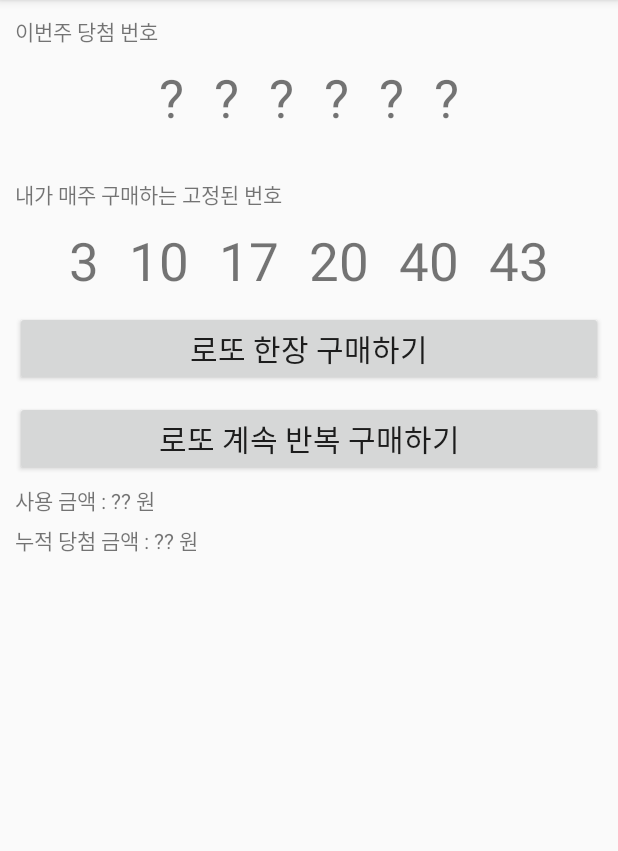
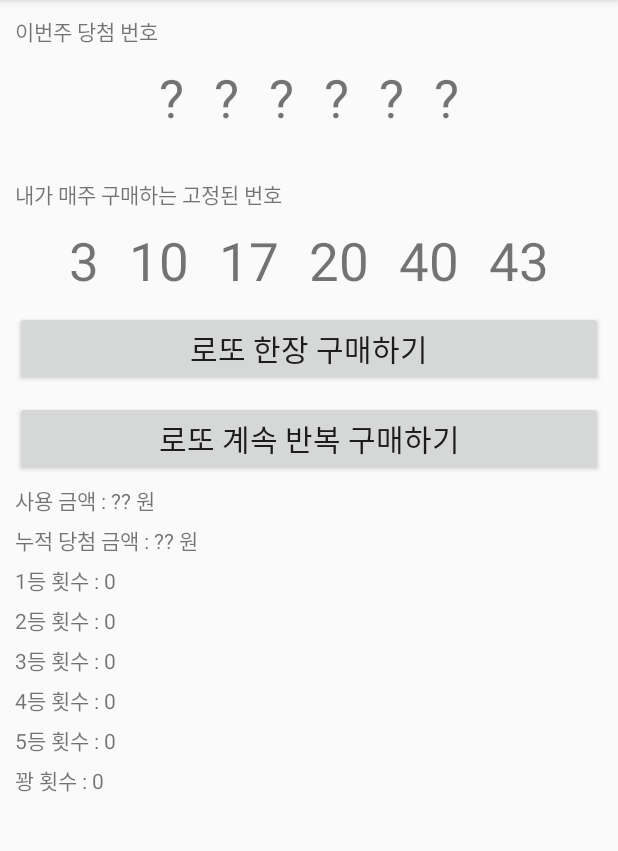
Before and after one commit to Bsoyoung/201911_KotlinFinalTest, an Android app: the LottoActivity screen opened directly, with no data from a screen before it, on a phone screen of 412 x 824 dp, the part 84-935 px from its top. Run offline under Robolectric (Android 15) with nearby library versions, the phone set to English and light mode, and no system bars.

Commit message:
5등 구매횟수 감소 , 각 등수별 당첨 횟수 증가

```diff
--- a/app/src/main/res/layout/lotto.xml
+++ b/app/src/main/res/layout/lotto.xml
@@ -173,5 +173,46 @@
         android:layout_marginTop="5dp"
         android:text="누적 당첨 금액 : ?? 원"/>
 
+    <TextView
+        android:id="@+id/firstRankCountTxt"
+        android:layout_width="wrap_content"
+        android:layout_height="wrap_content"
+        android:layout_marginTop="5dp"
+        android:text="1등 횟수 : 0"/>
+
+    <TextView
+        android:id="@+id/secondRankCountTxt"
+        android:layout_width="wrap_content"
+        android:layout_height="wrap_content"
+        android:layout_marginTop="5dp"
+        android:text="2등 횟수 : 0"/>
+
+    <TextView
+        android:id="@+id/thirdRankCountTxt"
+        android:layout_width="wrap_content"
+        android:layout_height="wrap_content"
+        android:layout_marginTop="5dp"
+        android:text="3등 횟수 : 0"/>
+
+    <TextView
+        android:id="@+id/fourthRankCountTxt"
+        android:layout_width="wrap_content"
+        android:layout_height="wrap_content"
+        android:layout_marginTop="5dp"
+        android:text="4등 횟수 : 0"/>
+
+    <TextView
+        android:id="@+id/fifthRankCountTxt"
+        android:layout_width="wrap_content"
+        android:layout_height="wrap_content"
+        android:layout_marginTop="5dp"
+        android:text="5등 횟수 : 0"/>
+
+    <TextView
+        android:id="@+id/wrongRankCountTxt"
+        android:layout_width="wrap_content"
+        android:layout_height="wrap_content"
+        android:layout_marginTop="5dp"
+        android:text="꽝 횟수 : 0"/>
 
 </LinearLayout>
```
Also changed, not shown: app/src/main/java/com/example/a201911_kotlinfinaltest/LottoActivity.kt (+21 -2 lines).
